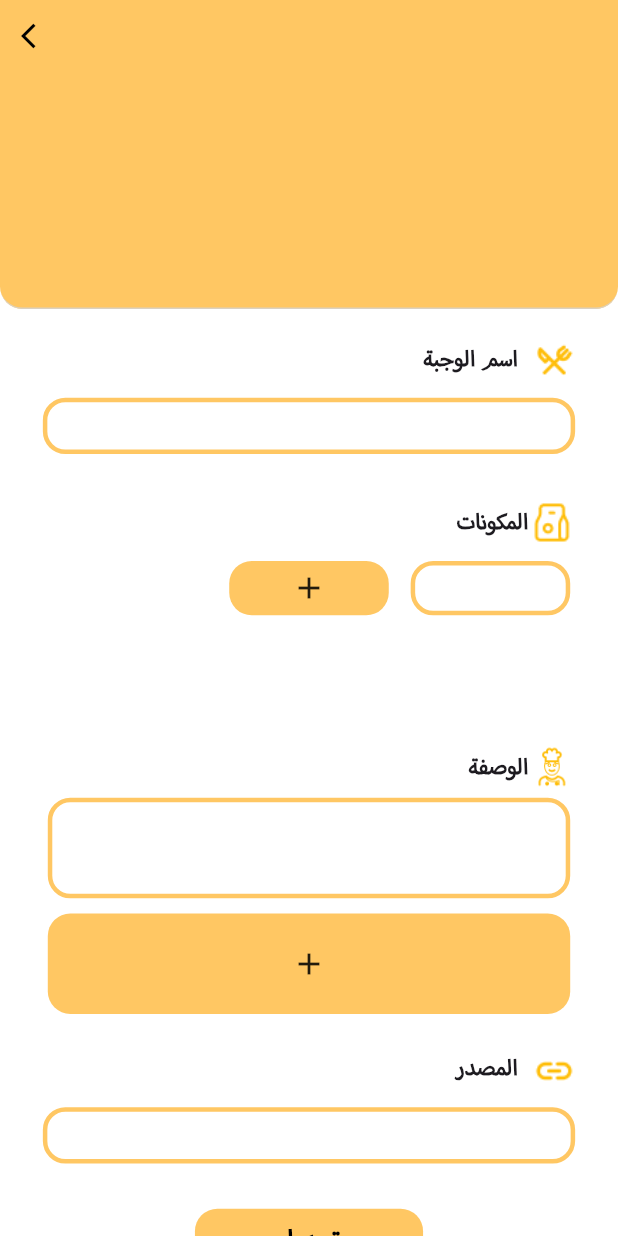
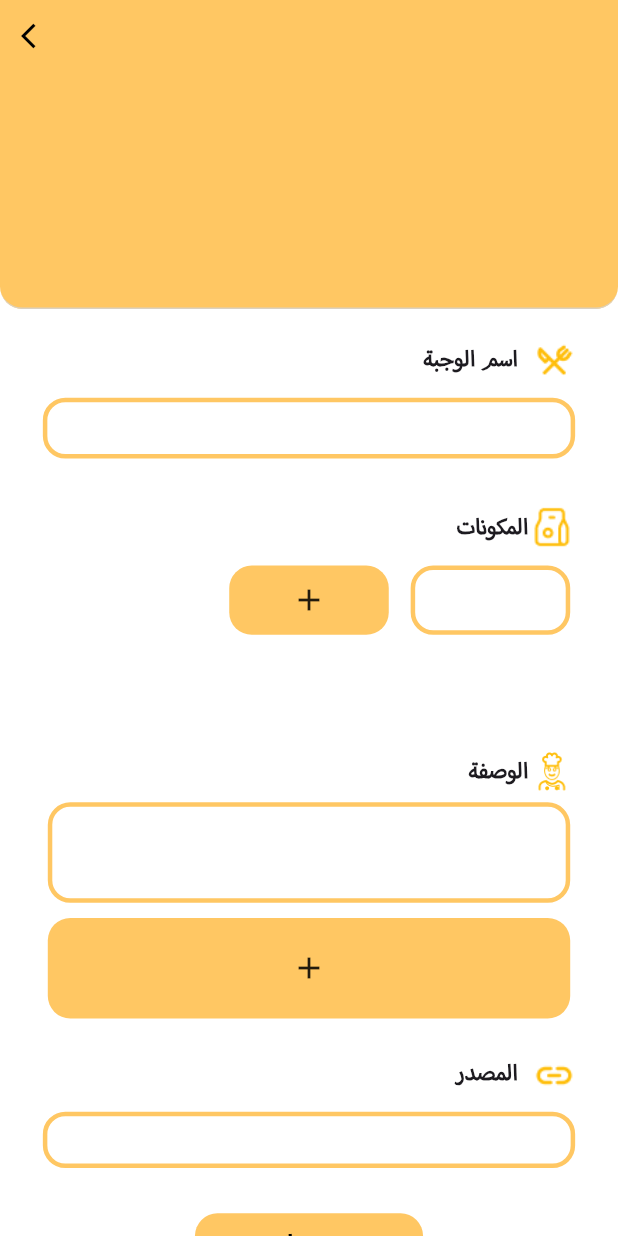
Before and after one commit to Abdelelah-PAL/foodlink, a Flutter app: the AddMealScreen screen opened directly with empty values, on a phone screen of 412 x 824 dp. Run offline on Flutter 3.47's test engine with Material 3 defaults, Android fonts, the phone set to English and light mode, and no system bars; our stand-ins replace cloud_firestore, firebase_auth, firebase_core, firebase_storage, get, google_sign_in and 2 more; missing offline and left inert: firebase_app_check; accounts and stored records are empty.

Commit message:
fixing issues

```diff
--- a/lib/screens/food_screens/add_meal_screen.dart
+++ b/lib/screens/food_screens/add_meal_screen.dart
@@ -1,5 +1,4 @@
 import 'package:flutter/material.dart';
-import 'package:foodlink/screens/food_screens/widgets/step_box.dart';
 import 'package:provider/provider.dart';
 import '../../controllers/meal_controller.dart';
 import '../../core/constants/assets.dart';
@@ -13,6 +12,7 @@ import '../widgets/custom_button.dart';
 import '../widgets/custom_text.dart';
 import 'widgets/ingredient_box.dart';
 import 'widgets/meal_image_container.dart';
+import 'widgets/step_box.dart';
 
 class AddMealScreen extends StatefulWidget {
   const AddMealScreen({
@@ -63,7 +63,7 @@ class _AddMealScreenState extends State<AddMealScreen> {
                   SizeConfig.customSizedBox(null, 20, null),
                   CustomAppIconicTextField(
                     width: 348,
-                    height: 37,
+                    height: 40,
                     headerText: "meal_name",
                     icon: Assets.mealNameIcon,
                     controller: MealController().nameController,
@@ -111,7 +111,7 @@ class _AddMealScreenState extends State<AddMealScreen> {
                                   crossAxisCount: 3,
                                   crossAxisSpacing: 8,
                                   mainAxisSpacing: 0,
-                                  childAspectRatio: 2),
+                                  childAspectRatio: 1.7),
                           itemCount: mealsProvider.numberOfIngredients,
                           itemBuilder: (context, index) {
                             if (index ==
--- a/lib/screens/food_screens/weekly_meals_planning_screen.dart
+++ b/lib/screens/food_screens/weekly_meals_planning_screen.dart
@@ -1,5 +1,4 @@
 import 'package:flutter/material.dart';
-import 'package:foodlink/screens/food_screens/widgets/changeable_date.dart';
 import 'package:get/get.dart';
 import 'package:provider/provider.dart';
 import '../../controllers/general_controller.dart';
@@ -16,6 +15,7 @@ import '../widgets/custom_button.dart';
 import '../widgets/custom_text.dart';
 import '../widgets/profile_circle.dart';
 import 'meal_planning_screen.dart';
+import 'widgets/changeable_date.dart';
 import 'widgets/day_meal_row.dart';
 
 class WeeklyMealsPlanningScreen extends StatefulWidget {
--- a/lib/screens/food_screens/widgets/ingredient_box.dart
+++ b/lib/screens/food_screens/widgets/ingredient_box.dart
@@ -1,7 +1,7 @@
 import 'package:flutter/material.dart';
-import 'package:foodlink/core/utils/size_config.dart';
-import 'package:foodlink/providers/meals_provider.dart';
 import '../../../core/constants/colors.dart';
+import '../../../core/utils/size_config.dart';
+import '../../../providers/meals_provider.dart';
 import '../../../providers/settings_provider.dart';
 
 class IngredientBox extends StatelessWidget {
@@ -29,12 +29,10 @@ class IngredientBox extends StatelessWidget {
         textDirection: settingsProvider.language == 'en'
             ? TextDirection.ltr
             : TextDirection.rtl,
-        // For right-to-left text
         textAlign: settingsProvider.language == 'en'
             ? TextAlign.left
             : TextAlign.right,
         style: const TextStyle(fontSize: 12),
-        // Set font size here
         decoration: InputDecoration(
           contentPadding: EdgeInsets.fromLTRB(
               SizeConfig.getProportionalWidth(10),
--- a/lib/screens/food_screens/widgets/list_meal_tile.dart
+++ b/lib/screens/food_screens/widgets/list_meal_tile.dart
@@ -157,6 +157,7 @@ class _ListMealTileState extends State<ListMealTile> {
                                           meal: widget.meal,
                                           isUpdateScreen: true,
                                           backButtonCallBack: () {
+                                            print("dassadsadsda");
                                             Get.to(MealsListScreen(
                                                 index: widget.meal.categoryId!,
                                                 categoryId:
--- a/lib/screens/food_screens/widgets/meal_image_container.dart
+++ b/lib/screens/food_screens/widgets/meal_image_container.dart
@@ -82,11 +82,7 @@ class _MealImageContainerState extends State<MealImageContainer> {
                   ),
                 ),
                 CustomBackButton(
-                  onPressed: widget.isUpdateSource
-                      ? () {
-                          Get.back();
-                        }
-                      : widget.backButtonOnPressed,
+                  onPressed: widget.backButtonOnPressed ?? () => Get.back(),
                 ),
               ],
             )
--- a/lib/screens/widgets/custom_app_iconic_textfield.dart
+++ b/lib/screens/widgets/custom_app_iconic_textfield.dart
@@ -1,10 +1,10 @@
 import 'package:flutter/material.dart';
-import 'package:foodlink/core/utils/size_config.dart';
-import 'package:foodlink/screens/widgets/custom_text.dart';
-import 'package:foodlink/services/translation_services.dart';
 import '../../core/constants/colors.dart';
 import '../../core/constants/fonts.dart';
+import '../../core/utils/size_config.dart';
 import '../../providers/settings_provider.dart';
+import '../../services/translation_services.dart';
+import 'custom_text.dart';
 
 class CustomAppIconicTextField extends StatelessWidget {
   const CustomAppIconicTextField({
@@ -81,9 +81,9 @@ class CustomAppIconicTextField extends StatelessWidget {
           decoration: InputDecoration(
             contentPadding: EdgeInsets.fromLTRB(
                 SizeConfig.getProportionalWidth(10),
-                SizeConfig.getProportionalHeight(2),
+                SizeConfig.getProportionalHeight(0),
                 SizeConfig.getProportionalWidth(10),
-                SizeConfig.getProportionalHeight(10)),
+                SizeConfig.getProportionalHeight(0)),
             hintStyle: TextStyle(
                 fontSize: 20,
                 color: AppColors.hintTextColor,
```
Also changed, not shown: lib/providers/meals_provider.dart (+7 -0 lines), lib/screens/food_screens/self_meal_planning_screen.dart (+9 -9 lines), lib/screens/home_screen/widgets/cooker_body.dart (+21 -48 lines).
